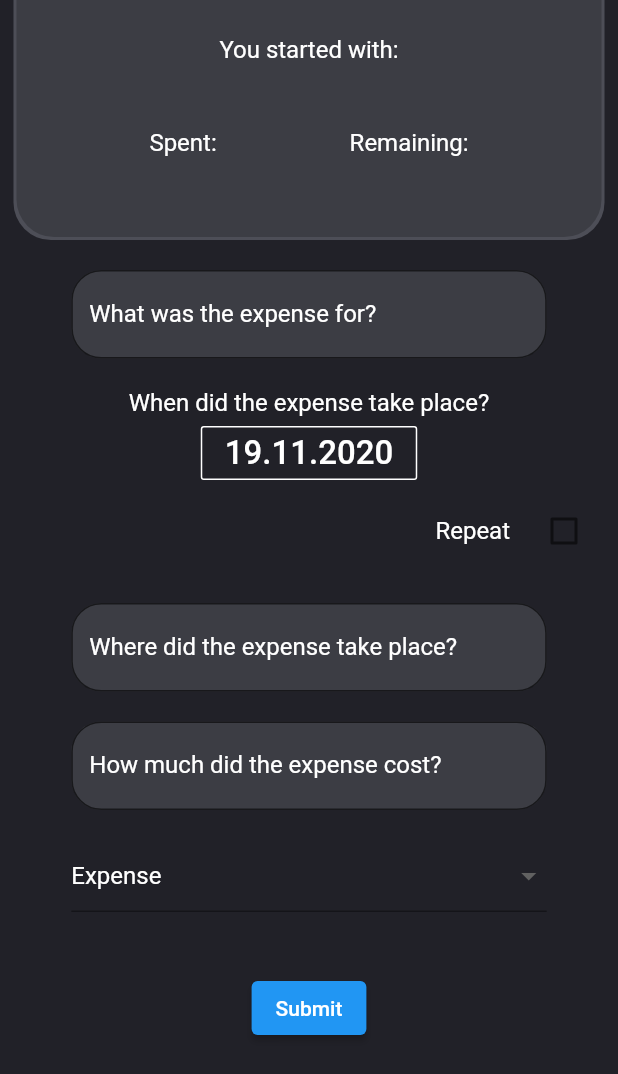
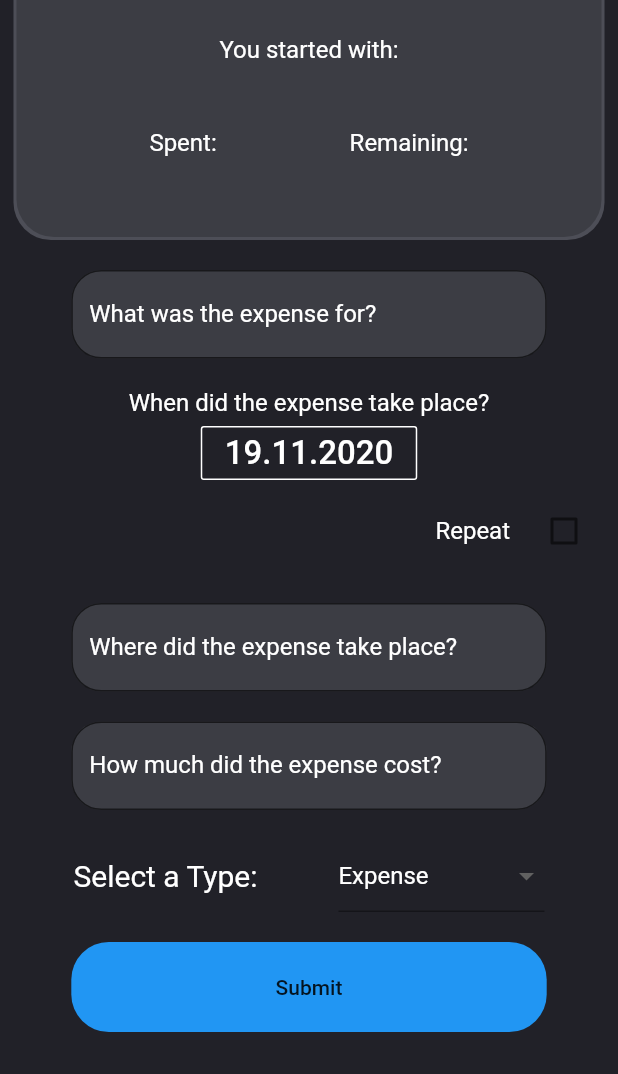
Before and after one commit to L30N74/Finance-Tracker, a Flutter app: the CreateExpense screen opened directly, on a phone screen of 412 x 824 dp. Shown: the top 1074 px of the screen. Run offline on Flutter 3.47's test engine with Material 2 defaults, Android fonts, the phone set to English and light mode, and no system bars; our stand-ins replace sqflite; accounts and stored records are empty.

Commit message:
Finishing touches on createExpense page's style

```diff
--- a/lib/CreateExpense.dart
+++ b/lib/CreateExpense.dart
@@ -48,7 +48,18 @@ class _CreateExpenseState extends State<CreateExpense> {
                       SizedBox(height: 20,),
                       PriceFormField(),
                       SizedBox(height: 20,),
+                      Row(
+                        mainAxisAlignment: MainAxisAlignment.spaceEvenly,
+                        children: [
+                          Text(
+                            "Select a Type: ",
+                            style: TextStyle(
+                              color: Colors.white,
+                              fontSize: 20,
+                            ),
+                          ),
                           ExpenseTypeDropdown(),
+                      ]),
                       SizedBox(height: 20,),
                       SubmitButton(),
                     ],
@@ -272,7 +283,7 @@ class _CreateExpenseState extends State<CreateExpense> {
 
   Widget ExpenseTypeDropdown() {
     return Container(
-      width: MediaQuery.of(context).size.width / 1.3,
+      width: MediaQuery.of(context).size.width / 3,
       child: Theme(
         data: Theme.of(context).copyWith(
           canvasColor: mediumDarkGreyColor,
@@ -312,9 +323,13 @@ class _CreateExpenseState extends State<CreateExpense> {
   }
 
   Widget SubmitButton() {
-    return Padding(
-      padding: EdgeInsets.symmetric(vertical: 20),
-      child: ElevatedButton(
+    return FlatButton(
+      color: Colors.blue,
+      minWidth: MediaQuery.of(context).size.width / 1.3,
+      height: 60,
+      shape: RoundedRectangleBorder(
+        borderRadius: BorderRadius.circular(25),
+      ),
       onPressed: () {
         if(_formKey.currentState.validate()) {
           _formKey.currentState.save();
@@ -329,7 +344,6 @@ class _CreateExpenseState extends State<CreateExpense> {
         }
       },
       child: Text("Submit"),
-      ),
     );
   }
 }
--- a/lib/main.dart
+++ b/lib/main.dart
@@ -65,7 +65,7 @@ class _MyHomePageState extends State<MyHomePage> {
           width: 60,
           height: 60,
           child: FloatingActionButton(
-            backgroundColor: Colors.red,
+            backgroundColor: Colors.blue,
             child: Icon(Icons.add, size: 28,),
             onPressed: () => Navigator.of(context).push(MaterialPageRoute(builder: (context) => CreateExpense())),
           ),
```
Lines whose indentation alone changed are shown as unchanged.
